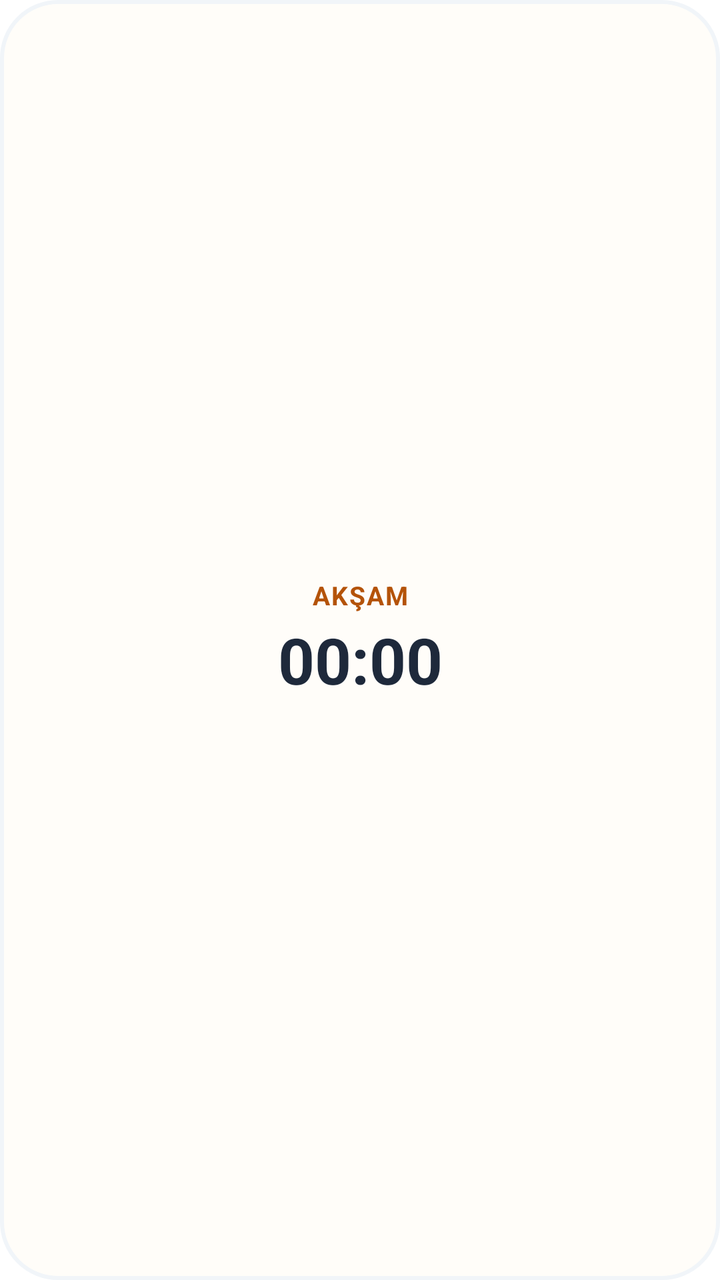
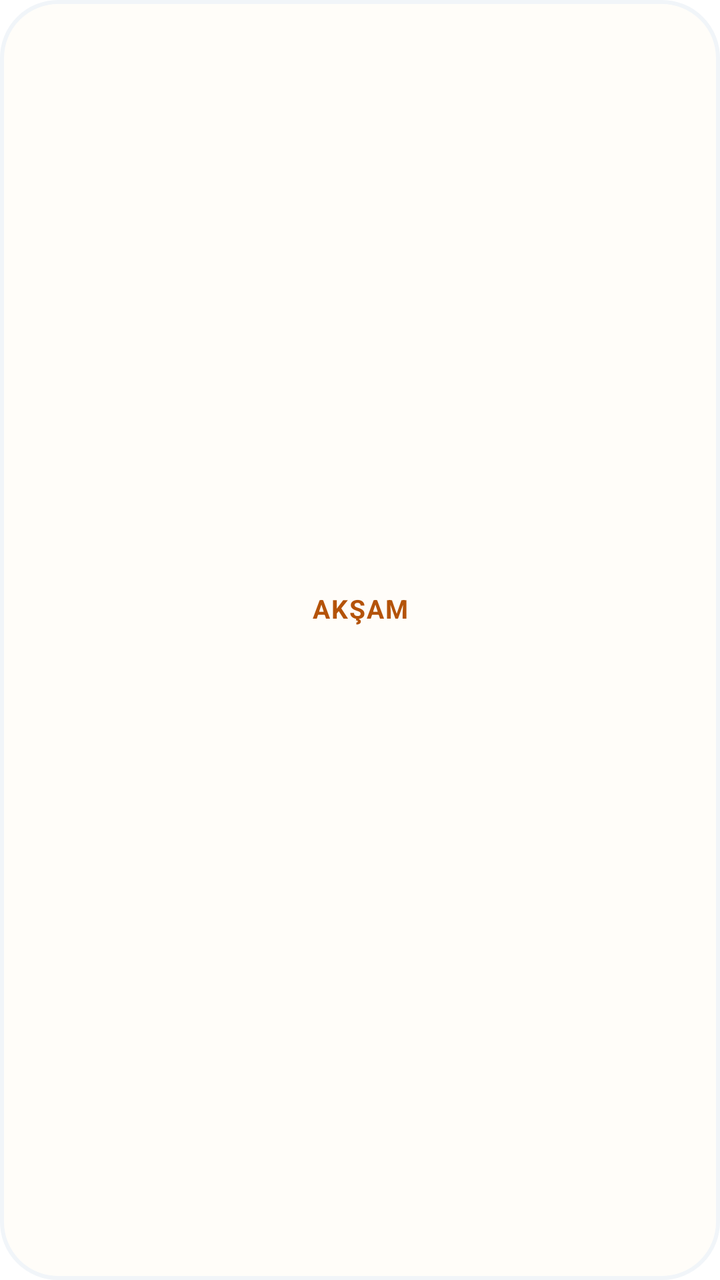

Screens rendered from an Android XML layout before and after an edit, with the pre-edit source and the edit as a unified diff.
<!-- AndroidManifest.xml: fallback theme Theme.MaterialComponents.DayNight.NoActionBar -->
<!-- res/layout/widget_prayer_countdown.xml -->
<?xml version="1.0" encoding="utf-8"?>
<RelativeLayout xmlns:android="http://schemas.android.com/apk/res/android"
    android:id="@+id/widget_root_layout"
    android:layout_width="match_parent"
    android:layout_height="match_parent"
    android:background="@drawable/widget_digital_clock_bg"
    android:padding="4dp"
    android:clickable="true"
    android:focusable="true">

    <FrameLayout
        android:layout_width="match_parent"
        android:layout_height="match_parent"
        android:layout_centerInParent="true">

        <ImageView
            android:id="@+id/widget_rings_image"
            android:layout_width="match_parent"
            android:layout_height="match_parent"
            android:layout_gravity="center"
            android:scaleType="fitCenter"
            android:visibility="visible" />

        <LinearLayout
            android:layout_width="match_parent"
            android:layout_height="wrap_content"
            android:layout_gravity="center"
            android:layout_margin="16dp"
            android:gravity="center"
            android:orientation="vertical">

            <TextView
                android:id="@+id/widget_next_prayer_name"
                android:layout_width="match_parent"
                android:layout_height="wrap_content"
                android:text="AKŞAM"
                android:textColor="@color/widget_digital_accent"
                android:textSize="13sp"
                android:textStyle="bold"
                android:gravity="center"
                android:letterSpacing="0.05"
                android:ellipsize="end"
                android:maxLines="1" />

            <Chronometer
                android:id="@+id/widget_next_prayer_countdown"
                android:layout_width="match_parent"
                android:layout_height="wrap_content"
                android:layout_marginTop="2dp"
                android:textColor="@color/widget_digital_primary"
                android:textSize="32sp"
                android:textStyle="bold"
                android:maxLines="1"
                android:countDown="true"
                android:gravity="center"
                android:visibility="visible" />
        </LinearLayout>
    </FrameLayout>
</RelativeLayout>
<!-- resources referenced by this layout -->
<resources>
  <color name="widget_digital_accent">#B45309</color>
  <color name="widget_digital_primary">#1E293B</color>
  <!-- drawable widget_digital_clock_bg (drawable) -->
  <?xml version="1.0" encoding="utf-8"?>
  <shape xmlns:android="http://schemas.android.com/apk/res/android"
      android:shape="rectangle">
      <corners android:radius="28dp" />
      <solid android:color="@color/widget_digital_bg" />
      <stroke
          android:width="2dp"
          android:color="@color/widget_digital_border" />
  </shape>
  <color name="widget_digital_bg">#FFFDF9</color>
  <color name="widget_digital_border">#F1F5F9</color>
</resources>

<!-- the commit's change to res/layout/widget_prayer_countdown.xml (unified diff, before → after) -->
@@ -42,16 +42,16 @@
                 android:ellipsize="end"
                 android:maxLines="1" />
 
-            <Chronometer
+            <TextView
                 android:id="@+id/widget_next_prayer_countdown"
                 android:layout_width="match_parent"
                 android:layout_height="wrap_content"
                 android:layout_marginTop="2dp"
                 android:textColor="@color/widget_digital_primary"
-                android:textSize="32sp"
+                android:textSize="22sp"
                 android:textStyle="bold"
                 android:maxLines="1"
-                android:countDown="true"
+                android:singleLine="true"
                 android:gravity="center"
                 android:visibility="visible" />
         </LinearLayout>
